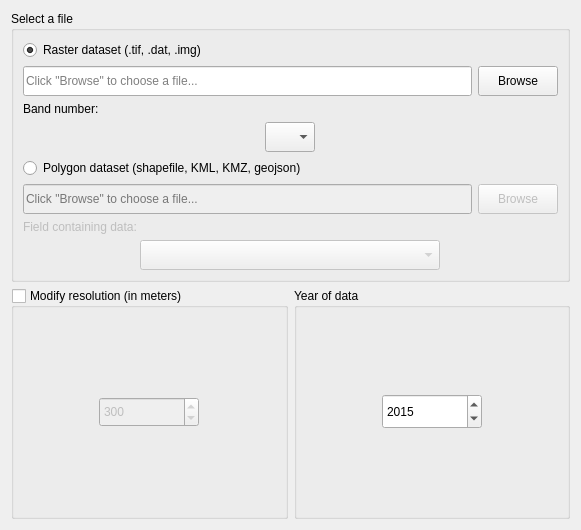
This is LDMP/gui/WidgetDataIOImportSelectFileInput.ui in ConservationInternational/trends.earth as Qt 5 draws it before an edit. The edited form follows.
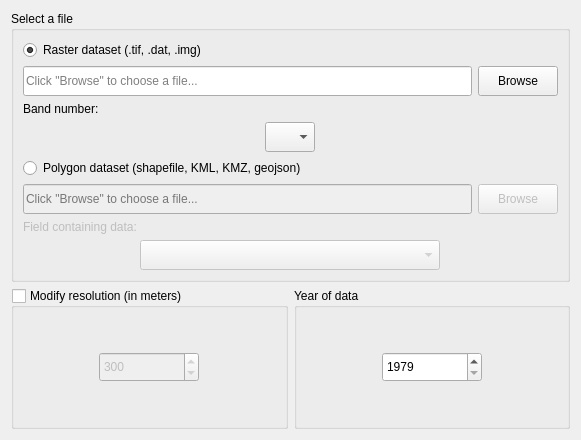
This is the edited form.

Diff of the .ui file:
```diff
--- a/LDMP/gui/WidgetDataIOImportSelectFileInput.ui
+++ b/LDMP/gui/WidgetDataIOImportSelectFileInput.ui
@@ -7,7 +7,7 @@
     <x>0</x>
     <y>0</y>
     <width>581</width>
-    <height>530</height>
+    <height>440</height>
    </rect>
   </property>
   <property name="windowTitle">
@@ -229,13 +229,7 @@
        </property>
        <layout class="QVBoxLayout" name="verticalLayout_2">
         <item alignment="Qt::AlignHCenter">
-         <widget class="QDateEdit" name="spinBox_data_year">
-          <property name="sizePolicy">
-           <sizepolicy hsizetype="Minimum" vsizetype="Minimum">
-            <horstretch>0</horstretch>
-            <verstretch>0</verstretch>
-           </sizepolicy>
-          </property>
+         <widget class="QSpinBox" name="spinBox_data_year">
           <property name="minimumSize">
            <size>
             <width>100</width>
@@ -245,35 +239,17 @@
           <property name="maximumSize">
            <size>
             <width>120</width>
-            <height>35</height>
+            <height>16777215</height>
            </size>
           </property>
-          <property name="date">
-           <date>
-            <year>2015</year>
-            <month>12</month>
-            <day>31</day>
-           </date>
+          <property name="specialValueText">
+           <string notr="true"/>
           </property>
-          <property name="maximumDateTime">
-           <datetime>
-            <hour>23</hour>
-            <minute>59</minute>
-            <second>59</second>
-            <year>2030</year>
-            <month>12</month>
-            <day>31</day>
-           </datetime>
+          <property name="minimum">
+           <number>1979</number>
           </property>
-          <property name="minimumDate">
-           <date>
-            <year>1980</year>
-            <month>1</month>
-            <day>1</day>
-           </date>
-          </property>
-          <property name="displayFormat">
-           <string notr="true">yyyy</string>
+          <property name="maximum">
+           <number>2030</number>
           </property>
          </widget>
         </item>
```
